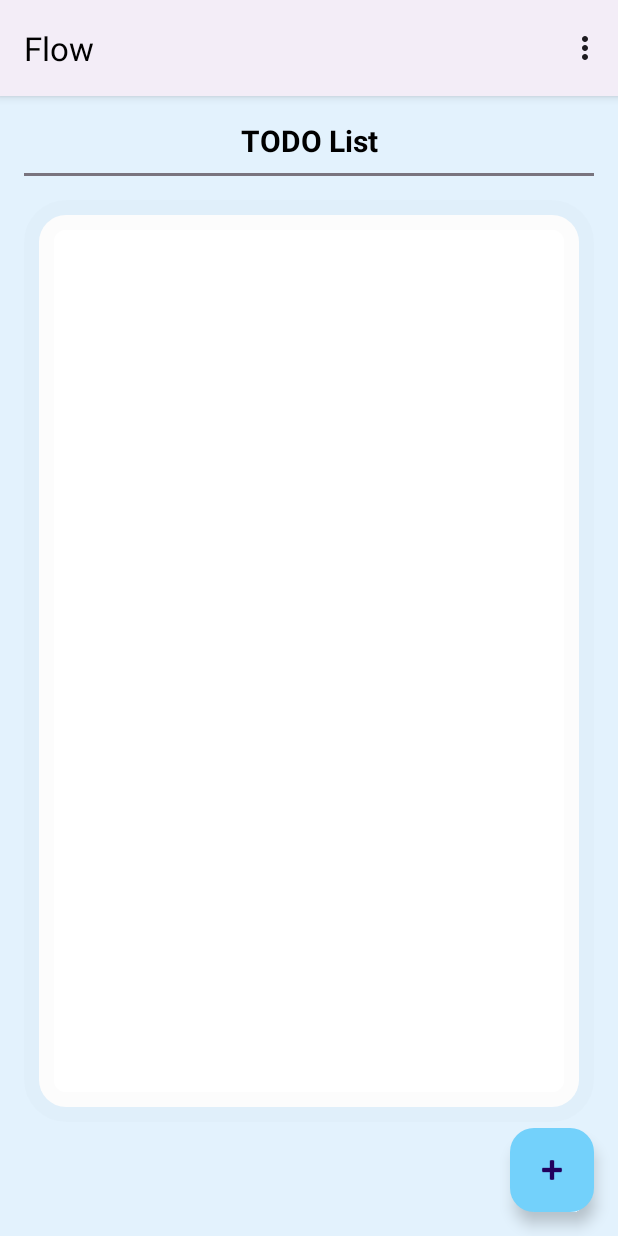
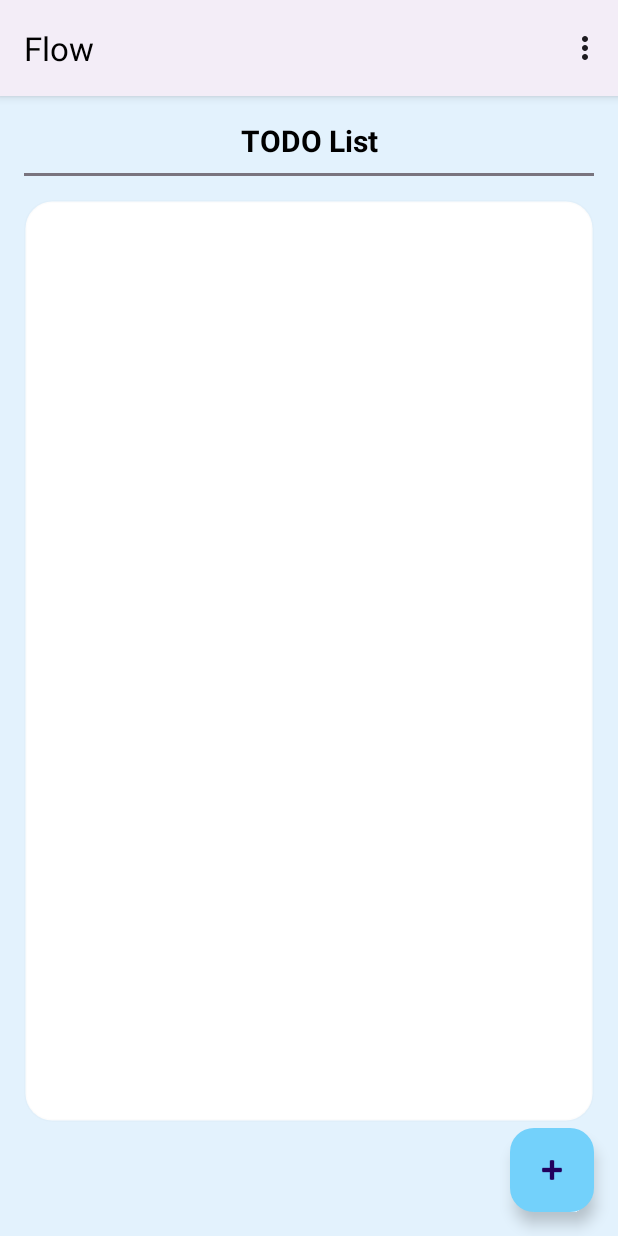
Before and after one commit to xxxfrankla/Flow, an Android app: the TaskListFragment screen opened through its navigation route, on a phone screen of 412 x 824 dp. Run offline under Robolectric (Android 15) with nearby library versions, the phone set to English and light mode, and no system bars; our stand-ins replace Room's generated code, paging.

Commit message:
frontend updated again

```diff
--- a/app/src/main/res/drawable/rounded_edit_text.xml
+++ b/app/src/main/res/drawable/rounded_edit_text.xml
@@ -3,10 +3,11 @@
     <solid android:color="@color/cardview_light_background" />
     <corners android:radius="18dp" />
     <stroke
-            android:width="20dp"
+            android:width="2dp"
             android:color="@color/cardview_shadow_end_color" /> <!-- Optional border -->
     <padding
             android:left="18dp"
             android:top="18dp"
-            android:right="18dp" />
+            android:right="18dp"
+            android:bottom="18dp"/>
 </shape>
```
